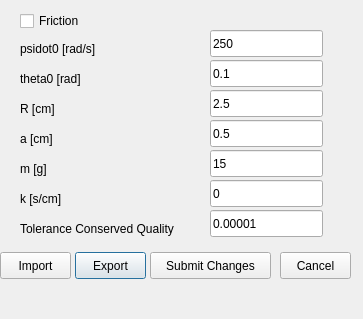
First picture: the form in parameter.ui, repository masterjava1/rwthsselabws2011g11, before the edit.
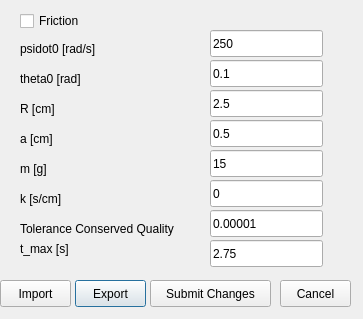
Second picture: the form after the edit.

Diff of the .ui file:
```diff
--- a/parameter.ui
+++ b/parameter.ui
@@ -81,7 +81,7 @@
    <property name="geometry">
     <rect>
      <x>75</x>
-     <y>252</y>
+     <y>280</y>
      <width>71</width>
      <height>27</height>
     </rect>
@@ -185,7 +185,7 @@
    <property name="geometry">
     <rect>
      <x>0</x>
-     <y>252</y>
+     <y>280</y>
      <width>71</width>
      <height>27</height>
     </rect>
@@ -250,7 +250,7 @@
    <property name="geometry">
     <rect>
      <x>150</x>
-     <y>252</y>
+     <y>280</y>
      <width>121</width>
      <height>27</height>
     </rect>
@@ -263,7 +263,7 @@
    <property name="geometry">
     <rect>
      <x>280</x>
-     <y>252</y>
+     <y>280</y>
      <width>71</width>
      <height>27</height>
     </rect>
@@ -272,6 +272,32 @@
     <string>Cancel</string>
    </property>
   </widget>
+  <widget class="QLabel" name="t_max_text">
+   <property name="geometry">
+    <rect>
+     <x>20</x>
+     <y>240</y>
+     <width>81</width>
+     <height>17</height>
+    </rect>
+   </property>
+   <property name="text">
+    <string>t_max [s]</string>
+   </property>
+  </widget>
+  <widget class="QLineEdit" name="t_max">
+   <property name="geometry">
+    <rect>
+     <x>210</x>
+     <y>240</y>
+     <width>113</width>
+     <height>27</height>
+    </rect>
+   </property>
+   <property name="text">
+    <string>2.75</string>
+   </property>
+  </widget>
   <action name="actionSetButtonClicked">
    <property name="text">
     <string>SetButtonClicked</string>
```
